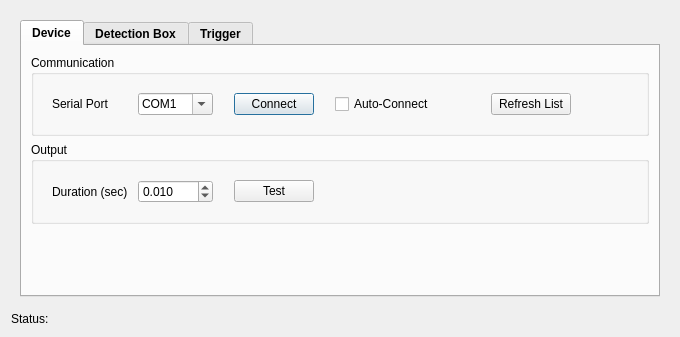
Before: the Qt Designer form src/plugin/grab_detector/grab_detector_plugin.ui in janelia-idf/bias, drawn with Qt 5.
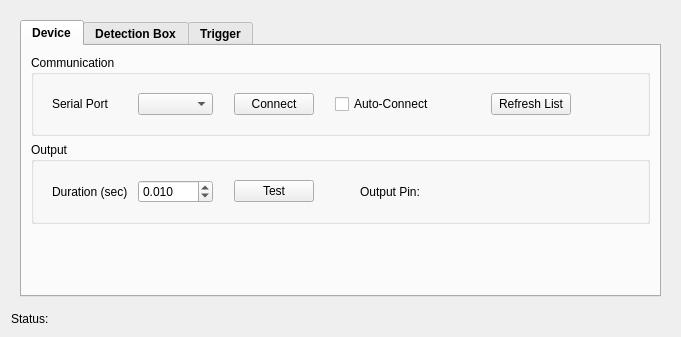
After: the same form once the commit is applied. Custom widgets are drawn as their Qt base class.

Commit message: Finished grab detector GUI - everything except autoconnect.

```diff
--- a/src/plugin/grab_detector/grab_detector_plugin.ui
+++ b/src/plugin/grab_detector/grab_detector_plugin.ui
@@ -6,7 +6,7 @@
    <rect>
     <x>0</x>
     <y>0</y>
-    <width>680</width>
+    <width>681</width>
     <height>337</height>
    </rect>
   </property>
@@ -106,10 +106,10 @@
                    </size>
                   </property>
                   <property name="editable">
-                   <bool>true</bool>
+                   <bool>false</bool>
                   </property>
                   <property name="currentText">
-                   <string>COM1</string>
+                   <string/>
                   </property>
                  </widget>
                 </item>
@@ -140,6 +140,9 @@
                   <property name="text">
                    <string>Connect</string>
                   </property>
+                  <property name="autoDefault">
+                   <bool>false</bool>
+                  </property>
                  </widget>
                 </item>
                 <item>
@@ -188,10 +191,13 @@
                  </spacer>
                 </item>
                 <item>
-                 <widget class="QPushButton" name="refreshListPushButtonPtr">
+                 <widget class="QPushButton" name="refreshPortListPushButtonPtr">
                   <property name="text">
                    <string>Refresh List</string>
                   </property>
+                  <property name="autoDefault">
+                   <bool>false</bool>
+                  </property>
                  </widget>
                 </item>
                 <item>
@@ -305,6 +311,50 @@
                   <property name="text">
                    <string>Test</string>
                   </property>
+                  <property name="autoDefault">
+                   <bool>false</bool>
+                  </property>
+                 </widget>
+                </item>
+                <item>
+                 <spacer name="horizontalSpacer_16">
+                  <property name="orientation">
+                   <enum>Qt::Horizontal</enum>
+                  </property>
+                  <property name="sizeType">
+                   <enum>QSizePolicy::Fixed</enum>
+                  </property>
+                  <property name="sizeHint" stdset="0">
+                   <size>
+                    <width>40</width>
+                    <height>20</height>
+                   </size>
+                  </property>
+                 </spacer>
+                </item>
+                <item>
+                 <widget class="QLabel" name="outputPinLabelPtr">
+                  <property name="sizePolicy">
+                   <sizepolicy hsizetype="Fixed" vsizetype="Preferred">
+                    <horstretch>0</horstretch>
+                    <verstretch>0</verstretch>
+                   </sizepolicy>
+                  </property>
+                  <property name="minimumSize">
+                   <size>
+                    <width>80</width>
+                    <height>0</height>
+                   </size>
+                  </property>
+                  <property name="maximumSize">
+                   <size>
+                    <width>80</width>
+                    <height>16777215</height>
+                   </size>
+                  </property>
+                  <property name="text">
+                   <string>Output Pin: </string>
+                  </property>
                  </widget>
                 </item>
                 <item>
@@ -768,6 +818,9 @@
                <property name="text">
                 <string>Select</string>
                </property>
+               <property name="autoDefault">
+                <bool>false</bool>
+               </property>
               </widget>
              </item>
              <item>
@@ -986,6 +1039,9 @@
                <property name="text">
                 <string>Reset</string>
                </property>
+               <property name="autoDefault">
+                <bool>false</bool>
+               </property>
               </widget>
              </item>
              <item>
```
The commit also changes 8 other files.
